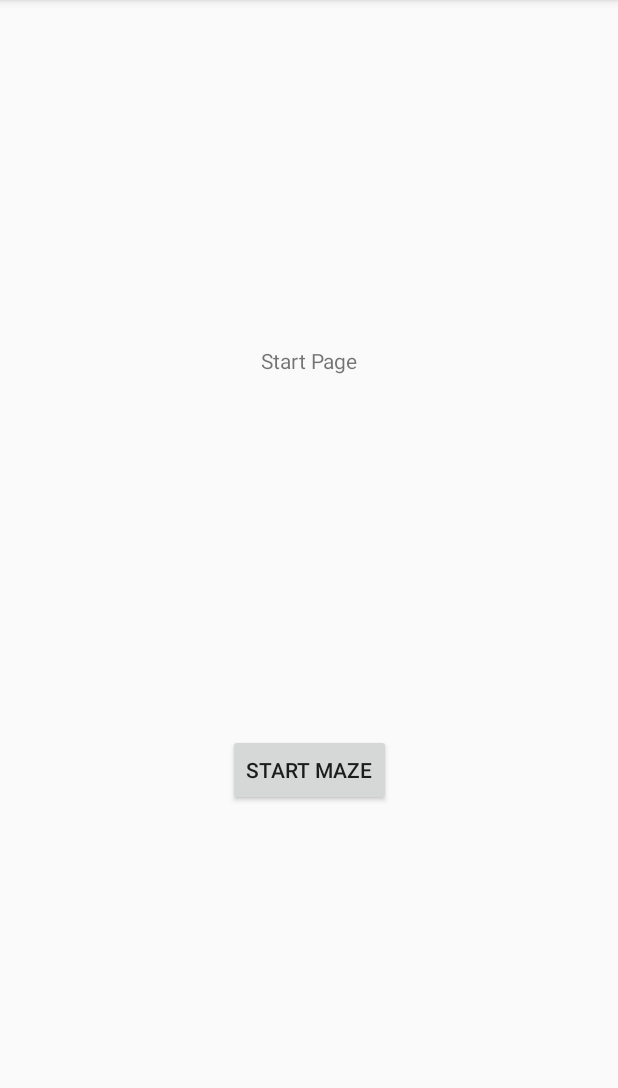
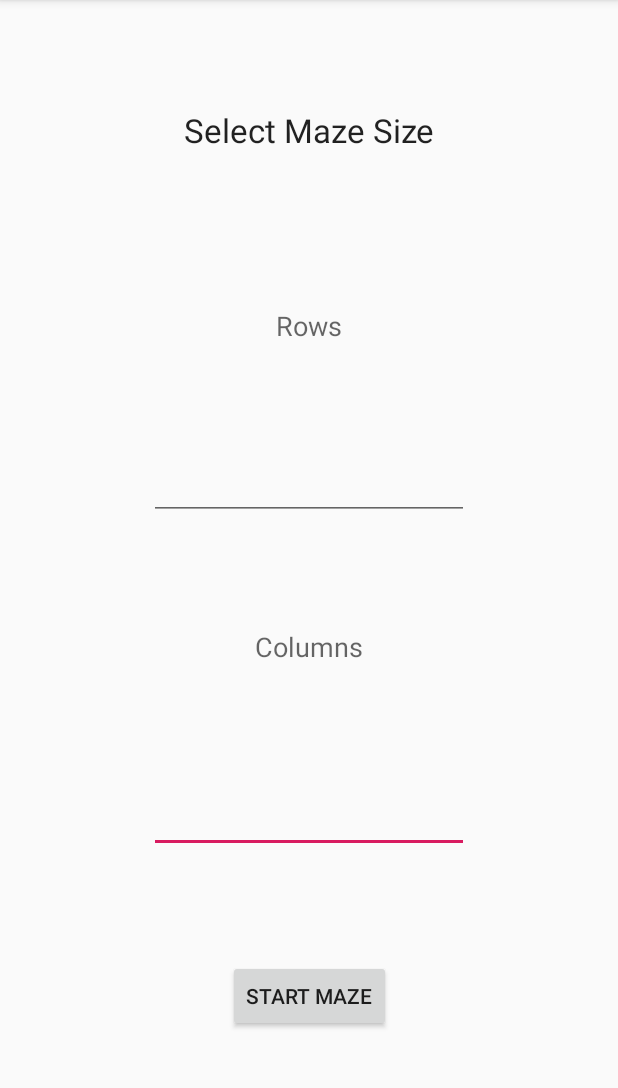
Before and after one commit to westonsfiala/ECE590A_Spring, an Android app: the screen it shows after launch (MainActivity), on a phone screen of 412 x 824 dp, the part 84-1172 px from its top. Run offline under Robolectric (Android 15) with nearby library versions, the phone set to English and light mode, and no system bars.

Commit message:
Added row and column edits to the main screen

```diff
--- a/Assignment2/MazeExplorer/app/src/main/java/com/example/mazeexplorer/MainActivity.kt
+++ b/Assignment2/MazeExplorer/app/src/main/java/com/example/mazeexplorer/MainActivity.kt
@@ -11,7 +11,7 @@ class MainActivity : AppCompatActivity() {
         super.onCreate(savedInstanceState)
         setContentView(R.layout.activity_main)
 
-        DisplayText.setOnTouchListener(object : OnSwipeTouchListener(this) {
+        background.setOnTouchListener(object : OnSwipeTouchListener(this) {
             override fun onSwipeLeft() {
                 DisplayText.text = "Left"
             }
--- a/Assignment2/MazeExplorer/app/src/main/res/layout/activity_main.xml
+++ b/Assignment2/MazeExplorer/app/src/main/res/layout/activity_main.xml
@@ -5,32 +5,69 @@
         xmlns:app="http://schemas.android.com/apk/res-auto"
         android:layout_width="match_parent"
         android:layout_height="match_parent"
-        tools:context=".MainActivity">
+        tools:context=".MainActivity" android:id="@+id/background">
 
     <TextView
             android:layout_width="wrap_content"
             android:layout_height="wrap_content"
             android:id="@+id/DisplayText"
             android:text="@string/start_page"
-            app:layout_constraintEnd_toEndOf="parent"
+            android:textAppearance="@style/TextAppearance.AppCompat.Large"
+            app:layout_constraintTop_toTopOf="parent"
+            android:layout_marginBottom="32dp"
+            app:layout_constraintBottom_toTopOf="@+id/RowsText" app:layout_constraintEnd_toEndOf="parent"
             app:layout_constraintStart_toStartOf="parent"
-            app:layout_constraintTop_toTopOf="parent"
-            app:layout_constraintBottom_toTopOf="@+id/StartMazeButton" android:layout_marginTop="8dp"
-            android:layout_marginBottom="8dp" android:layout_marginLeft="8dp" android:layout_marginStart="8dp"
-            android:layout_marginEnd="8dp" android:layout_marginRight="8dp"/>
+    />
     <Button
             android:text="@string/start_maze"
             android:layout_width="wrap_content"
             android:layout_height="wrap_content"
             android:id="@+id/StartMazeButton"
+            app:layout_constraintBottom_toBottomOf="parent"
+            android:layout_marginBottom="8dp"
+            app:layout_constraintStart_toStartOf="parent"
             app:layout_constraintEnd_toEndOf="parent"
-            android:layout_marginEnd="8dp"
-            android:layout_marginRight="8dp"
+            app:layout_constraintTop_toBottomOf="@+id/ColumnsEdit"/>
+    <TextView
+            android:text="@string/columns"
+            android:layout_width="wrap_content"
+            android:layout_height="wrap_content"
+            android:id="@+id/ColumnsText"
+            android:textAppearance="@style/TextAppearance.AppCompat.Medium"
+            android:layout_marginBottom="8dp"
+            app:layout_constraintBottom_toTopOf="@+id/ColumnsEdit" app:layout_constraintStart_toStartOf="parent"
+            app:layout_constraintEnd_toEndOf="parent"
+            app:layout_constraintTop_toBottomOf="@+id/RowsEdit"/>
+    <EditText
+            android:layout_width="wrap_content"
+            android:layout_height="wrap_content"
+            android:inputType="number"
+            android:ems="10"
+            android:id="@+id/ColumnsEdit"
+            android:baselineAligned="false"
+            app:layout_constraintBottom_toTopOf="@+id/StartMazeButton"
             app:layout_constraintStart_toStartOf="parent"
-            android:layout_marginLeft="8dp"
-            android:layout_marginStart="8dp"
-            android:layout_marginBottom="8dp"
-            app:layout_constraintBottom_toBottomOf="parent"
-            app:layout_constraintTop_toBottomOf="@+id/DisplayText" android:layout_marginTop="8dp"/>
+            app:layout_constraintEnd_toEndOf="parent"
+            app:layout_constraintTop_toBottomOf="@+id/ColumnsText"/>
+    <TextView
+            android:text="@string/rows"
+            android:layout_width="wrap_content"
+            android:layout_height="wrap_content"
+            android:id="@+id/RowsText"
+            android:textAppearance="@style/TextAppearance.AppCompat.Medium"
+            app:layout_constraintStart_toStartOf="parent"
+            app:layout_constraintEnd_toEndOf="parent"
+            app:layout_constraintTop_toBottomOf="@+id/DisplayText"
+            app:layout_constraintBottom_toTopOf="@+id/RowsEdit"/>
+    <EditText
+            android:layout_width="wrap_content"
+            android:layout_height="wrap_content"
+            android:inputType="number"
+            android:ems="10"
+            android:id="@+id/RowsEdit"
+            app:layout_constraintStart_toStartOf="parent"
+            app:layout_constraintEnd_toEndOf="parent"
+            app:layout_constraintBottom_toTopOf="@+id/ColumnsText"
+            app:layout_constraintTop_toBottomOf="@+id/RowsText"/>
 
 </android.support.constraint.ConstraintLayout>
--- a/Assignment2/MazeExplorer/app/src/main/res/values/strings.xml
+++ b/Assignment2/MazeExplorer/app/src/main/res/values/strings.xml
@@ -1,6 +1,8 @@
 <resources>
     <string name="app_name">Maze Explorer</string>
-    <string name="start_page">Start Page</string>
+    <string name="start_page">Select Maze Size</string>
     <string name="back">Back</string>
     <string name="start_maze">Start Maze</string>
+    <string name="rows">Rows</string>
+    <string name="columns">Columns</string>
 </resources>
```
